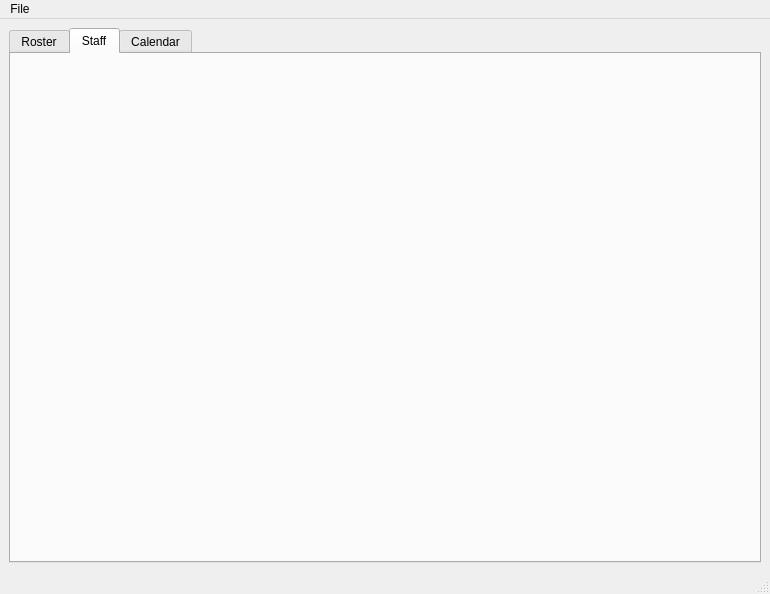
isaksengeir/appNRIS, file UI/MainWindow.ui: the form before one commit.
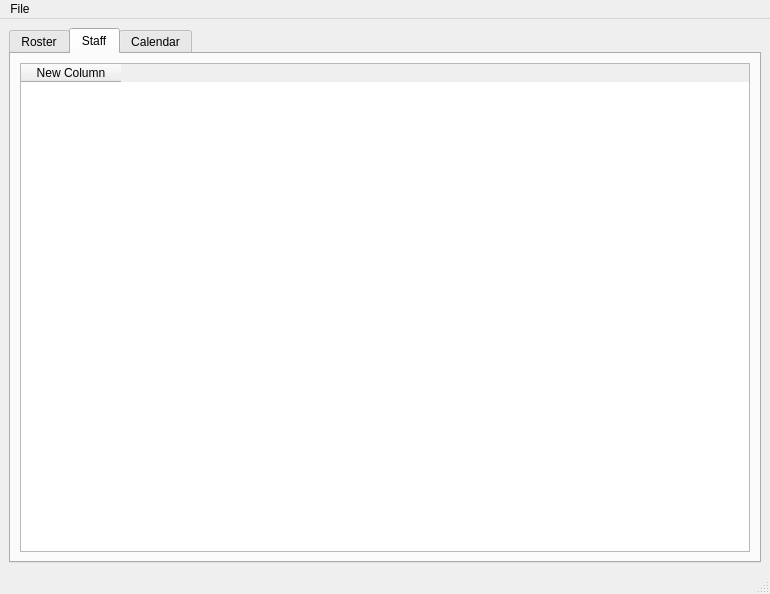
The form after the commit. The open tabs and pages were chosen to show the change.

Patch:
```diff
--- a/UI/MainWindow.ui
+++ b/UI/MainWindow.ui
@@ -49,6 +49,26 @@
        <attribute name="title">
         <string>Staff</string>
        </attribute>
+       <layout class="QHBoxLayout" name="horizontalLayout">
+        <item>
+         <widget class="QTableWidget" name="tableStaff">
+          <property name="sizeAdjustPolicy">
+           <enum>QAbstractScrollArea::AdjustIgnored</enum>
+          </property>
+          <property name="editTriggers">
+           <set>QAbstractItemView::NoEditTriggers</set>
+          </property>
+          <attribute name="horizontalHeaderHighlightSections">
+           <bool>true</bool>
+          </attribute>
+          <column>
+           <property name="text">
+            <string>New Column</string>
+           </property>
+          </column>
+         </widget>
+        </item>
+       </layout>
       </widget>
       <widget class="QWidget" name="tab_3">
        <attribute name="title">
```
Left out of the diff: 9 changed lines with no effect on the pictures.
